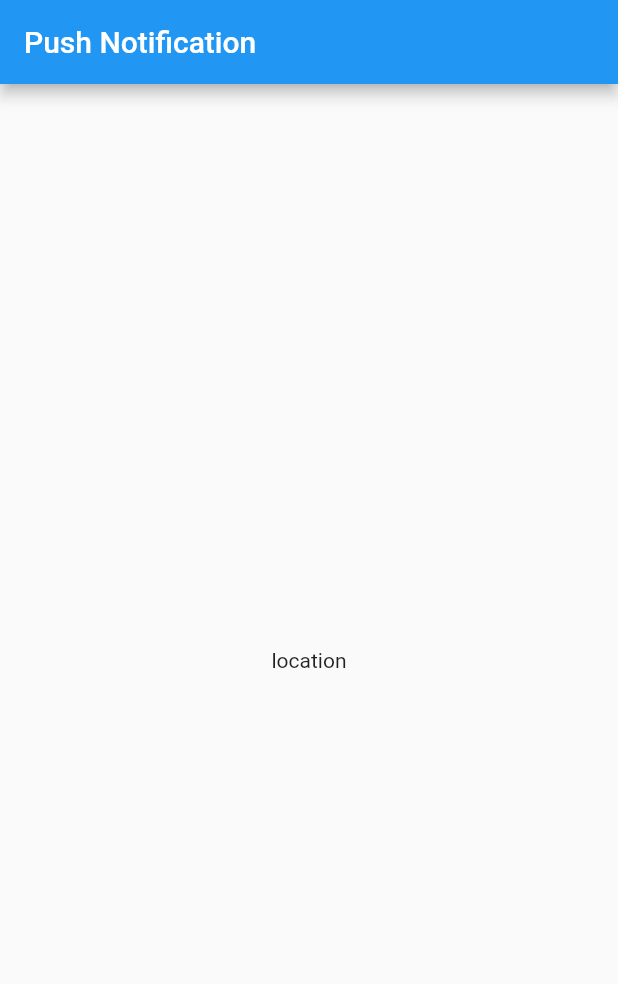
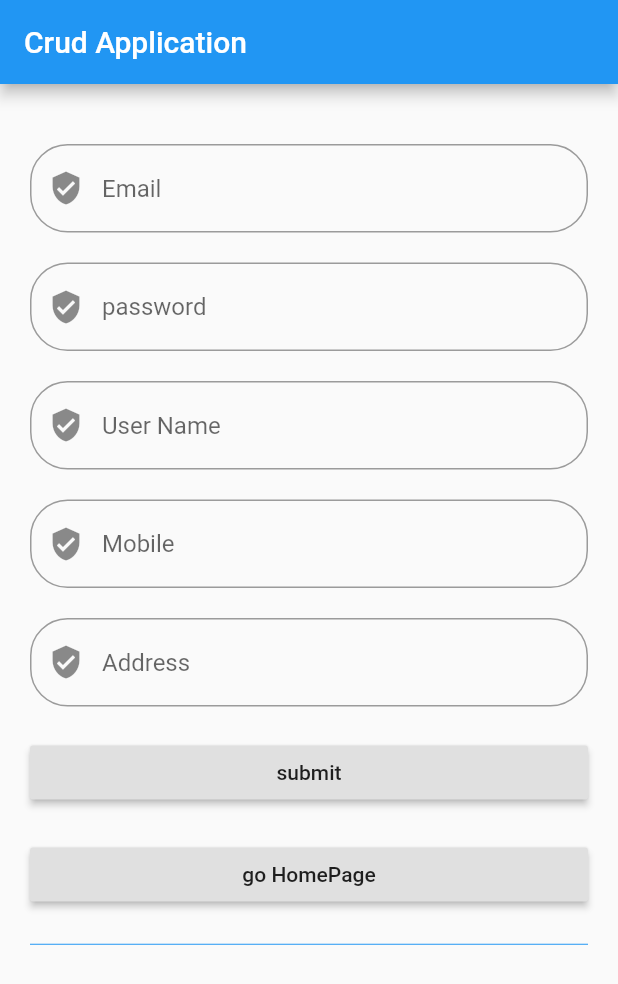
Before and after one commit to aktarulahsan/save_me_2, a Flutter app: the screen it shows after launch, on a phone screen of 412 x 824 dp. Shown: the top 984 px of the screen. Run offline on Flutter 3.47's test engine with Material 2 defaults, Android fonts, the phone set to English and light mode, and no system bars; our stand-ins replace firebase_auth, firebase_core, firebase_database, firebase_messaging, geolocator, get and 1 more; missing offline and left inert: geocoder; accounts and stored records are empty.

Commit message:
user reg done

```diff
--- a/lib/MyMapController.dart
+++ b/lib/MyMapController.dart
@@ -7,7 +7,7 @@ class MyMapController extends GetxController {
   var pointLat = 0.0.obs;
   var pointLong = 0.0.obs;
   var pointAddress = "".obs;
-
+  var notTitle ="a".obs;
   @override
   void onInit() {
     getLocation();
--- /dev/null
+++ b/lib/auth/loginController.dart
@@ -0,0 +1,196 @@
+import 'package:firebase_auth/firebase_auth.dart';
+import 'package:firebase_database/firebase_database.dart';
+import 'package:firebase_messaging/firebase_messaging.dart';
+
+import 'package:flutter/material.dart';
+import 'package:get/get.dart';
+import 'package:save_me_2/auth/userModel.dart';
+import 'package:save_me_2/message.dart';
+
+class LoginController extends GetxController {
+  final username = TextEditingController().obs;
+  final usermobile = TextEditingController().obs;
+  final addressController = TextEditingController().obs;
+  final emailid = TextEditingController().obs;
+  final pass = TextEditingController().obs;
+
+  var userModel = UserModel().obs;
+
+  final userList = List<UserModel>().obs;
+
+  var isUpdate = false.obs;
+  var ptoken = "".obs;
+
+  final FirebaseAuth _firebaseAuth = FirebaseAuth.instance;
+  final FirebaseMessaging _firebaseMessaging = FirebaseMessaging();
+  DatabaseReference _counterRef;
+  FirebaseDatabase database;
+  @override
+  void onInit() {
+    // TODO: implement onInit
+    getCurentUser();
+    // getUserlist();
+    gettoken();
+    super.onInit();
+  }
+
+  void saveOrUpdate() {
+    isUpdate.value == false ? saveUser() : userUpdate();
+  }
+
+  void getCurentUser() {
+    var user = FirebaseAuth.instance.currentUser;
+    print(user);
+  }
+
+  void gettoken() {
+    _firebaseMessaging.getToken().then((deviceToken) {
+      print("Device Token: $deviceToken");
+      ptoken.value = deviceToken;
+    });
+  }
+
+  void saveUser() async {
+    UserModel model = new UserModel();
+    model.name = username.value.text;
+    model.mobile = usermobile.value.text;
+    model.token = addressController.value.text;
+    model.email = emailid.value.text;
+    model.password = pass.value.text;
+    // var a = await DatabaseHelper.insert(model);
+    // print(a.toString());
+
+      DatabaseReference ref = FirebaseDatabase.instance.reference();
+    var data = {
+      "name": model.name,
+      "mobile": model.mobile,
+      "token": ptoken.value,
+    };
+    ref.child('user').child(model.mobile).set(data).then((v) {});
+    // final databaseRef = FirebaseDatabase._instance_.reference(); //database reference object
+    //
+    // void addData(String data) {
+    //   databaseRef.push().set({'name': data, 'comment': 'A good season'});
+    // }
+    // database = FirebaseDatabase.getInstance();
+    // DatabaseReference refs=FirebaseDatabase.instance.reference();
+    // refs = database.getReference().child("users").child(model.mobile);
+
+    // getUserlist();
+    // createUser();
+    Get.to(FirebaseMessagingDemo());
+    print(userList);
+    reset();
+  }
+
+  void userUpdate() async {
+    UserModel model = new UserModel();
+    model.name = username.value.text;
+    model.mobile = usermobile.value.text;
+    model.token = addressController.value.text;
+    model.email = emailid.value.text;
+    model.password = pass.value.text;
+    model.id = userModel.value.id;
+    // var u = await DatabaseHelper.update(model);
+    reset();
+    // getUserlist();
+  }
+
+  // void getUserlist() async {
+  //   List<Map<String, dynamic>> list = await DatabaseHelper.userList();
+
+  //   userList.assignAll(list.map((e) => UserModel.fromJson(e)).toList());
+
+  //   print(userList.toList());
+  // }
+
+  void deleteUser(UserModel user) async {
+    // await DatabaseHelper.delete(user);
+    // getUserlist();
+  }
+
+  void edituser(UserModel user) {
+    reset();
+    isUpdate.value = true;
+    username.value.text = user.name;
+    usermobile.value.text = user.mobile;
+    addressController.value.text = user.token;
+    emailid.value.text = user.email;
+    pass.value.text = user.password;
+    userModel.value = user;
+    isUpdate.value = true;
+  }
+
+  void reset() {
+    // this.isUpdate.value= false;
+    emailid.value.text = "";
+    pass.value.text = "";
+    username.value.text = "";
+    usermobile.value.text = "";
+    addressController.value.text = "";
+    isUpdate.value = false;
+  }
+
+  void createUser() async {
+    UserModel model = new UserModel();
+    // model.name = username.value.text;
+    // model.mobile = usermobile.value.text;
+    // // model.address = addressController.value.text;
+    model.email = emailid.value.text;
+    model.password = pass.value.text;
+
+    try {
+      UserCredential user = await _firebaseAuth.createUserWithEmailAndPassword(
+          email: model.email, password: model.password);
+      // if(user.){}
+      if (user != null) {
+        print('reg sucess $user');
+        saveUser();
+      }
+    } on FirebaseAuthException catch (e) {
+      if (e.code == 'weak-password') {
+        print('The password provided is too weak.');
+
+      } else if (e.code == 'email-already-in-use') {
+        print('The account already exists for that email.');
+        Get.snackbar('worning', 'The account already exists for that email');
+      }
+    } catch (e) {
+      print(e.toString());
+    }
+  }
+
+  List<UserModel> allData = [];
+
+  void showUser() {
+    DatabaseReference ref = FirebaseDatabase.instance.reference();
+    ref.child('user').once().then((DataSnapshot snap) {
+      var keys = snap.value.keys;
+      var data = snap.value;
+      // print(data);
+      print(keys);
+      allData.clear();
+      for (var key in keys) {
+        UserModel d = new UserModel();
+
+        d.name = data[key]['name'];
+        d.mobile = data[key]['mobile'];
+        d.token = data[key]['token'];
+
+        allData.add(d);
+      }
+    });
+  }
+
+  // deleteTodo(String key, int index) {
+  //   final FirebaseDatabase _database = FirebaseDatabase.instance;
+  //   // DatabaseReference ref = FirebaseDatabase.instance.reference();
+  //   _database.reference().child("user").child(key).remove().then((_) {
+  //     print("Delete $todoId successful");
+  //     setState(() {
+  //       _todoList.removeAt(index);
+  //     });
+  //   });
+  // }
+
+}
--- /dev/null
+++ b/lib/auth/loginPage.dart
@@ -0,0 +1,145 @@
+import 'package:flutter/material.dart';
+// import 'package:flutter/material.dart';
+import 'package:get/get.dart';
+import 'package:save_me_2/auth/loginController.dart';
+
+import 'drawerPage.dart';
+
+class LoginPage extends StatelessWidget {
+  final logCont = Get.put(LoginController());
+
+  @override
+  Widget build(BuildContext context) {
+    // logCont.userList();
+    return Scaffold(
+
+      appBar: AppBar(
+        title: Text("Crud Application"),
+      ),
+      body: Container(
+        // color: Colors.red,
+        margin: EdgeInsets.all(20),
+        child: Center(
+          child: ListView(
+            children: [
+              SizedBox(
+                height: 20,
+              ),
+              showText(logCont.emailid.value, "Email"),
+              SizedBox(
+                height: 20,
+              ),
+              showText(logCont.pass.value, "password"),
+              SizedBox(
+                height: 20,
+              ),
+              showText(logCont.username.value, "User Name"),
+              SizedBox(
+                height: 20,
+              ),
+              showText(logCont.usermobile.value, "Mobile"),
+              SizedBox(
+                height: 20,
+              ),
+              showText(logCont.addressController.value, "Address"),
+              SizedBox(
+                height: 20,
+              ),
+              RaisedButton(
+                onPressed: () {
+                  // logCont.storeData();
+                  // logCont.saveOrUpdate();
+                  logCont.createUser();
+                },
+                child: Text("submit"),
+              ),
+              SizedBox(
+                height: 20,
+              ),
+              RaisedButton(
+                onPressed: () {
+                  // Get.to(HomeTwo());
+                  // Get.to(ShowUserPage());
+                },
+                child: Text("go HomePage"),
+              ),
+              SizedBox(
+                height: 20,
+              ),
+              Divider(
+                height: 5,
+                color: Colors.blue,
+              ),
+              // Obx(() => logCont.userList.length > 0
+              //     ? ListView(
+              //         shrinkWrap: true,
+              //         physics: ClampingScrollPhysics(),
+              //         children: List.generate(logCont.userList.length, (index) {
+              //           return Container(
+              //               child: Row(
+              //             mainAxisAlignment: MainAxisAlignment.spaceAround,
+              //             children: [
+              //               Text(logCont.userList.value[index].name),
+              //               SizedBox(
+              //                 width: 10,
+              //               ),
+              //               Text(logCont.userList.value[index].mobile),
+              //               SizedBox(
+              //                 width: 10,
+              //               ),
+              //               Text(logCont.userList.value[index].address),
+              //             ],
+              //           ));
+              //         }))
+              //     : Text("ddd")),
+              // Obx(
+              //   () => logCont.userList.length > 0
+              //       ? ListView.separated(
+              //           scrollDirection: Axis.vertical,
+              //           shrinkWrap: true,
+              //           physics: ClampingScrollPhysics(),
+              //           itemCount: logCont.userList?.length ?? 0,
+              //           itemBuilder: (context, index) => Dismissible(
+              //             child: UserListView(
+              //               user: logCont.userList[index],
+              //             ),
+              //             key: UniqueKey(),
+              //             onDismissed: (_) {
+              //               var removed = logCont.userList[index];
+
+              //               logCont.userList.removeAt(index);
+              //               // logCont.deleteUser(logCont.userList[index]);
+
+              //               Get.snackbar('Item removed',
+              //                   ' Item   was successfully removed.');
+              //             },
+              //           ),
+              //           // separatorBuilder: (_, __) => Divider(),
+              //           separatorBuilder: (context, index) {
+              //             return Text("");
+              //           },
+              //         )
+              //       : Text(""),
+              // ),
+            ],
+          ),
+        ),
+      ),
+    );
+  }
+
+  Widget showText(TextEditingController controller, var a) {
+    return TextField(
+      decoration: InputDecoration(
+          border: OutlineInputBorder(
+              borderSide: BorderSide(width: 2),
+              borderRadius: BorderRadius.all(Radius.circular(25))),
+          hintText: a,
+          prefixIcon: Icon(Icons.verified_user)),
+      controller: controller,
+      onChanged: (value) {
+        // print(value);
+      },
+    );
+  }
+}
--- /dev/null
+++ b/lib/auth/userModel.dart
@@ -0,0 +1,48 @@
+// To parse this JSON data, do
+//
+//     final userModel = userModelFromJson(jsonString);
+
+import 'dart:convert';
+
+UserModel userModelFromJson(String str) => UserModel.fromJson(json.decode(str));
+
+String userModelToJson(UserModel data) => json.encode(data.toJson());
+
+class UserModel {
+  UserModel({
+    this.id,
+    this.email,
+    this.password,
+    this.name,
+    this.mobile,
+    this.token,
+  });
+// 5220180, 2601356
+  int id;
+
+  String email;
+  String password;
+  String name;
+  String mobile;
+  String token;
+
+  // UserModel(this.name, this.mobile, this.address);
+
+  factory UserModel.fromJson(Map<String, dynamic> json) => UserModel(
+        id: json["id"],
+        email: json["email"],
+        password: json["password"],
+        name: json["name"],
+        mobile: json["mobile"],
+        token: json["token"],
+      );
+
+  Map<String, dynamic> toJson() => {
+        "id": id,
+        "email": email,
+        "password": password,
+        "name": name,
+        "mobile": mobile,
+        "token": token,
+      };
+}
--- a/lib/details_page.dart
+++ b/lib/details_page.dart
@@ -8,7 +8,11 @@ class DetailsPage extends StatefulWidget {
   final String lat;
   final String lng;
 
-  const DetailsPage({Key key, this.titless, this.lat, this.lng})
+  const DetailsPage(
+      { Key key,
+       this.titless,
+       this.lat,
+       this.lng})
       : super(key: key);
 
   @override
--- a/lib/main.dart
+++ b/lib/main.dart
@@ -1,8 +1,13 @@
+import 'package:firebase_core/firebase_core.dart';
 import 'package:flutter/material.dart';
+import 'package:save_me_2/auth/loginPage.dart';
+
 import 'package:save_me_2/message.dart';
 import 'package:get/get.dart';
 
-void main() {
+void main() async {
+  WidgetsFlutterBinding.ensureInitialized();
+  await Firebase.initializeApp();
   runApp(MyApp());
 }
 
@@ -11,12 +16,13 @@ class MyApp extends StatelessWidget {
   @override
   Widget build(BuildContext context) {
     return GetMaterialApp(
+      debugShowCheckedModeBanner: false,
       title: 'Flutter Demo',
       theme: ThemeData(
         primarySwatch: Colors.blue,
         visualDensity: VisualDensity.adaptivePlatformDensity,
       ),
-      home: FirebaseMessagingDemo(),
+      home: LoginPage(),
     );
   }
 }
--- a/lib/message.dart
+++ b/lib/message.dart
@@ -1,12 +1,13 @@
 import 'dart:convert';
 import 'dart:developer';
-import 'dart:io';
+
+// ignore: import_of_legacy_library_into_null_safe
 import 'package:firebase_messaging/firebase_messaging.dart';
 import 'package:flutter/material.dart';
 import 'package:get/get.dart';
 import 'package:save_me_2/Helper.dart';
 import 'package:save_me_2/MyMapController.dart';
-import 'package:save_me_2/details_page.dart';
+import 'package:save_me_2/auth/drawerPage.dart';
 
 class FirebaseMessagingDemo extends StatefulWidget {
   FirebaseMessagingDemo() : super();
@@ -19,8 +20,8 @@ class FirebaseMessagingDemo extends StatefulWidget {
 class _FirebaseMessagingDemoState extends State<FirebaseMessagingDemo> {
   final FirebaseMessaging _firebaseMessaging = FirebaseMessaging();
   final mymapcont = Get.put(MyMapController());
-  List<Message> _messages;
-  Letlng letlng;
+  // List<Message> _messages;
+  // late Letlng letlng;
   var lat;
   var lng;
   var titles = "a";
@@ -34,7 +35,7 @@ class _FirebaseMessagingDemoState extends State<FirebaseMessagingDemo> {
   void initState() {
     super.initState();
     // ignore: deprecated_member_use
-    _messages = List<Message>();
+    // _messages = <Message>[].obs;
     _getToken();
     _configureFirebaseListeners();
   }
@@ -111,15 +112,16 @@ class _FirebaseMessagingDemoState extends State<FirebaseMessagingDemo> {
       });
     }
 
-    setState(() {
-      Message m = Message(title, body, message);
-      _messages.add(m);
-    });
+    // setState(() {
+    //   Message m = Message(title, body, message);
+    //   _messages.add(m);
+    // });
   }
 
   @override
   Widget build(BuildContext context) {
     return Scaffold(
+        drawer: DrawerPage(),
         appBar: AppBar(
           title: Text(widget.title),
         ),
@@ -209,7 +211,7 @@ class _FirebaseMessagingDemoState extends State<FirebaseMessagingDemo> {
                 left: 65,
                 child: Center(
                   child: Text(
-                   "latitude: "+ l + ", " +"Longitude: "+ d,
+                    "latitude: " + l + ", " + "Longitude: " + d,
                     style: TextStyle(
                         fontFamily: "TTCommonsd",
                         fontSize: 14,
@@ -223,22 +225,22 @@ class _FirebaseMessagingDemoState extends State<FirebaseMessagingDemo> {
   }
 }
 
-class Message {
-  String title;
-  String body;
-  String message;
-  Message(title, body, message) {
-    this.title = title;
-    this.body = body;
-    this.message = message;
-  }
-}
+// class Message {
+//   String title;
+//   String body;
+//   String message;
+//   Message(title, body, message) {
+//     this.title = title;
+//     this.body = body;
+//     this.message = message;
+//   }
+// }
 
-class Letlng {
-  String lat;
-  String lng;
-  Letlng(lat, lng) {
-    this.lat = lat;
-    this.lng = lng;
-  }
-}
+// class Letlng {
+//   String lat;
+//   String lng;
+//   Letlng(lat, lng) {
+//     this.lat = lat;
+//     this.lng = lng;
+//   }
+// }
```
Also changed, not shown: lib/MyMap.dart (+4 -3 lines), lib/auth/drawerPage.dart (added, +73 -0 lines), pubspec.yaml (+8 -12 lines), pubspec.lock, 1 other file.
